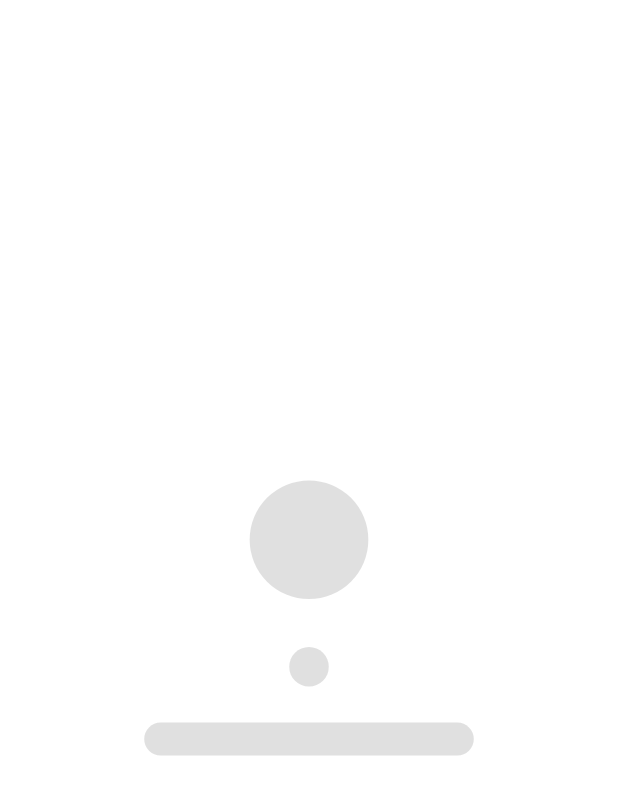
After one commit to Jarkyman/PicSor, a Flutter app: the SkeletonSplashScreen screen opened directly, on a phone screen of 412 x 824 dp. The commit adds this screen. Shown: the top 795 px of the screen. Run offline on Flutter 3.47's test engine with Material 3 defaults, Android fonts, the phone set to English and light mode, and no system bars; our stand-ins replace permission_handler, share_plus, shared_preferences; missing offline and left inert: photo_manager; accounts and stored records are empty.

Commit message:
Implement skeleton screens with loading states and fix undo button functionality
- Added SkeletonCard, SkeletonButton, SkeletonSwipeScreen, SkeletonSplashScreen
- Updated SwipeContent and SwipeScreen to handle loading states
- Fixed undo button by converting SwipeAppBar to StatefulWidget
- Added proper state management for swipe events
- Reduced loading time to 200ms for better UX
- All skeleton screens have animated shimmer effects
- Improved user experience with smooth loading transitions

```diff
--- /dev/null
+++ b/lib/widgets/skeleton/skeleton_splash_screen.dart
@@ -0,0 +1,66 @@
+import 'package:flutter/material.dart';
+import '../../core/theme.dart';
+
+class SkeletonSplashScreen extends StatelessWidget {
+  const SkeletonSplashScreen({super.key});
+
+  @override
+  Widget build(BuildContext context) {
+    return Scaffold(
+      body: Center(
+        child: Column(
+          mainAxisAlignment: MainAxisAlignment.center,
+          children: [
+            _buildSkeletonIcon(context),
+            SizedBox(height: AppSpacing.xl),
+            _buildSkeletonSpinner(context),
+            SizedBox(height: AppSpacing.lg),
+            _buildSkeletonText(context),
+          ],
+        ),
+      ),
+    );
+  }
+
+  Widget _buildSkeletonIcon(BuildContext context) {
+    return Container(
+      width: Scale.of(context, 72),
+      height: Scale.of(context, 72),
+      decoration: BoxDecoration(
+        borderRadius: BorderRadius.circular(Scale.of(context, 36)),
+        color:
+            Theme.of(context).brightness == Brightness.light
+                ? Colors.grey[300]
+                : Colors.grey[700],
+      ),
+    );
+  }
+
+  Widget _buildSkeletonSpinner(BuildContext context) {
+    return Container(
+      width: Scale.of(context, 24),
+      height: Scale.of(context, 24),
+      decoration: BoxDecoration(
+        borderRadius: BorderRadius.circular(Scale.of(context, 12)),
+        color:
+            Theme.of(context).brightness == Brightness.light
+                ? Colors.grey[300]
+                : Colors.grey[700],
+      ),
+    );
+  }
+
+  Widget _buildSkeletonText(BuildContext context) {
+    return Container(
+      width: Scale.of(context, 200),
+      height: Scale.of(context, 20),
+      decoration: BoxDecoration(
+        borderRadius: BorderRadius.circular(Scale.of(context, 10)),
+        color:
+            Theme.of(context).brightness == Brightness.light
+                ? Colors.grey[300]
+                : Colors.grey[700],
+      ),
+    );
+  }
+}
```
Also changed, not shown: lib/screens/splash_screen.dart (+2 -22 lines), lib/screens/swipe_screen.dart (+14 -0 lines), lib/widgets/skeleton/skeleton_button.dart (added, +67 -0 lines), lib/widgets/skeleton/skeleton_card.dart (added, +73 -0 lines), lib/widgets/skeleton/skeleton_swipe_screen.dart (added, +95 -0 lines), lib/widgets/swipe/swipe_app_bar.dart (+23 -9 lines), lib/widgets/swipe/swipe_content.dart (+10 -0 lines), 1 other file.
